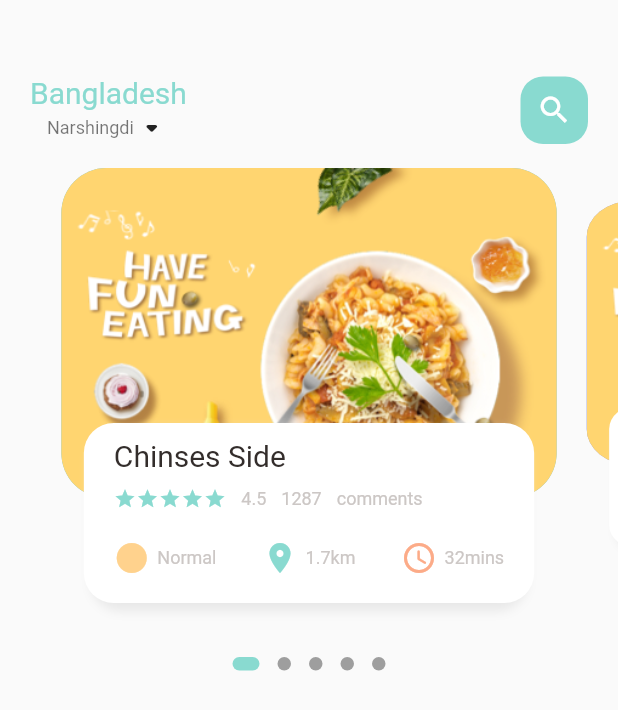
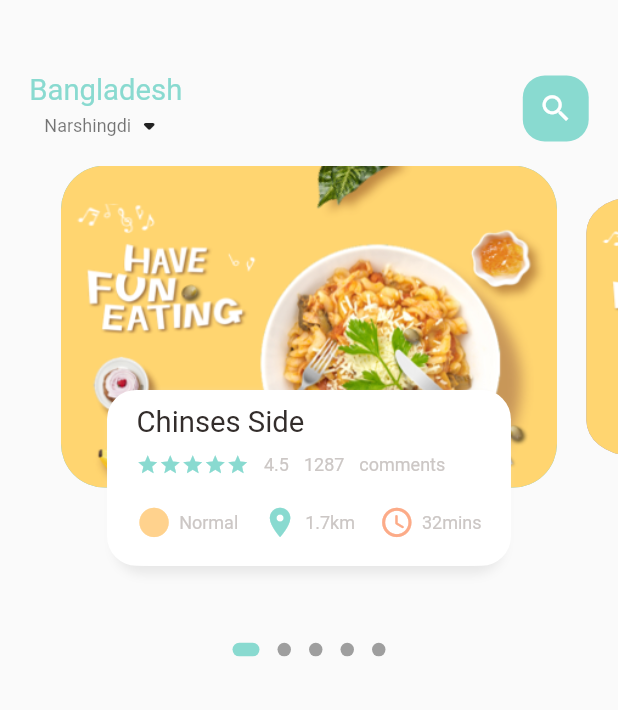
Before and after one commit to Thae00/food_delivery, a Flutter app: the screen it shows after launch, on a phone screen of 412 x 824 dp. Shown: the top 710 px of the screen. Run offline on Flutter 3.47's test engine with Material 2 defaults, Android fonts, the phone set to English and light mode, and no system bars; drawn by our look-alikes of dots_indicator; our stand-ins replace get.

Commit message:
building responsive view with getX pkg

```diff
--- a/lib/home/food_body_page.dart
+++ b/lib/home/food_body_page.dart
@@ -1,6 +1,7 @@
 import 'package:dots_indicator/dots_indicator.dart';
 import 'package:flutter/material.dart';
 import 'package:food_delivery/utils/colors.dart';
+import 'package:food_delivery/utils/dimensions.dart';
 import 'package:food_delivery/widgets/big_text.dart';
 import 'package:food_delivery/widgets/icon_and_text_widget.dart';
 import 'package:food_delivery/widgets/small_text.dart';
@@ -17,7 +18,7 @@ class _FoodBodyPageState extends State<FoodBodyPage> {
 
   var _currPageValue = 0.0;
   double _scaleFactor = 0.8;
-  double _height = 220;
+  double _height = Dimensions.pageViewContainer;
   @override
   void initState() {
     super.initState();
@@ -39,7 +40,7 @@ class _FoodBodyPageState extends State<FoodBodyPage> {
     return Column(
       children: [
         Container(
-          height: 320,
+          height: Dimensions.pageView,
           child: PageView.builder(
             controller: pageController,
             itemCount: 5,
@@ -91,10 +92,11 @@ class _FoodBodyPageState extends State<FoodBodyPage> {
       child: Stack(
         children: [
           Container(
-            height: 220,
-            margin: EdgeInsets.only(left: 10, right: 10),
+            height: Dimensions.pageViewContainer,
+            margin: EdgeInsets.only(
+                left: Dimensions.width10, right: Dimensions.width10),
             decoration: BoxDecoration(
-              borderRadius: BorderRadius.circular(30),
+              borderRadius: BorderRadius.circular(Dimensions.radius30),
               color: index.isEven ? Color(0xFF69c5df) : Color(0xFF9294cc),
               image: DecorationImage(
                 image: AssetImage("assets/image/food0.png"),
@@ -105,10 +107,14 @@ class _FoodBodyPageState extends State<FoodBodyPage> {
           Align(
             alignment: Alignment.bottomCenter,
             child: Container(
-              height: 120,
-              margin: EdgeInsets.only(left: 30, right: 30, bottom: 30),
+              height: Dimensions.pageViewTextContainer,
+              margin: EdgeInsets.only(
+                left: Dimensions.width30,
+                right: Dimensions.width30,
+                bottom: Dimensions.height30,
+              ),
               decoration: BoxDecoration(
-                  borderRadius: BorderRadius.circular(20),
+                  borderRadius: BorderRadius.circular(Dimensions.radius20),
                   color: Colors.white,
                   boxShadow: [
                     BoxShadow(
@@ -126,13 +132,14 @@ class _FoodBodyPageState extends State<FoodBodyPage> {
                     )
                   ]),
               child: Container(
-                padding: EdgeInsets.only(top: 10, left: 15, right: 15),
+                padding: EdgeInsets.only(
+                    top: Dimensions.height10, left: Dimensions.width15, right: Dimensions.width15),
                 child: Column(
                   crossAxisAlignment: CrossAxisAlignment.start,
                   children: [
                     BigText(text: "Chinses Side"),
                     SizedBox(
-                      height: 10,
+                      height: Dimensions.height10,
                     ),
                     Row(
                       children: [
@@ -161,7 +168,7 @@ class _FoodBodyPageState extends State<FoodBodyPage> {
                       ],
                     ),
                     SizedBox(
-                      height: 20,
+                      height: Dimensions.height20,
                     ),
                     Row(
                       mainAxisAlignment: MainAxisAlignment.spaceBetween,
--- a/lib/home/main_food_page.dart
+++ b/lib/home/main_food_page.dart
@@ -1,6 +1,7 @@
 import 'package:flutter/material.dart';
 import 'package:food_delivery/home/food_body_page.dart';
 import 'package:food_delivery/utils/colors.dart';
+import 'package:food_delivery/utils/dimensions.dart';
 import 'package:food_delivery/widgets/big_text.dart';
 import 'package:food_delivery/widgets/small_text.dart';
 
@@ -19,8 +20,12 @@ class _MainFoodPageState extends State<MainFoodPage> {
         children: [
           Container(
             child: Container(
-              margin: EdgeInsets.only(top: 50, bottom: 15),
-              padding: EdgeInsets.only(left: 20, right: 20),
+              margin: EdgeInsets.only(
+                  top: Dimensions.height50, bottom: Dimensions.height15),
+              padding: EdgeInsets.only(
+                left: Dimensions.width20,
+                right: Dimensions.width20,
+              ),
               child: Row(
                 mainAxisAlignment: MainAxisAlignment.spaceBetween,
                 children: [
@@ -44,14 +49,15 @@ class _MainFoodPageState extends State<MainFoodPage> {
                     ],
                   ),
                   Container(
-                    width: 45,
-                    height: 45,
+                    width: Dimensions.height45,
+                    height: Dimensions.height45,
                     child: Icon(
                       Icons.search,
                       color: Colors.white,
+                      size: Dimensions.iconSize24,
                     ),
                     decoration: BoxDecoration(
-                      borderRadius: BorderRadius.circular(15),
+                      borderRadius: BorderRadius.circular(Dimensions.radius15),
                       color: AppColors.mainColor,
                     ),
                   ),
--- a/lib/main.dart
+++ b/lib/main.dart
@@ -1,5 +1,6 @@
 import 'package:flutter/material.dart';
 import 'package:food_delivery/home/main_food_page.dart';
+import 'package:get/get.dart';
 
 void main() {
   runApp(MyApp());
@@ -11,7 +12,7 @@ class MyApp extends StatelessWidget {
   // This widget is the root of your application.
   @override
   Widget build(BuildContext context) {
-    return MaterialApp(
+    return GetMaterialApp(
       debugShowCheckedModeBanner: false,
       home: MainFoodPage(),
     );
--- /dev/null
+++ b/lib/utils/dimensions.dart
@@ -0,0 +1,31 @@
+import 'package:get/get.dart';
+
+// 844
+class Dimensions {
+  static double screenHeight = Get.context!.height;
+  static double screenWidth = Get.context!.width;
+
+  static double pageView = screenHeight / 2.64;
+  static double pageViewContainer = screenHeight / 3.84;
+  static double pageViewTextContainer = screenHeight / 7.03;
+
+  static double height10 = screenHeight / 84.4;
+  static double height15 = screenHeight / 56.27;
+  static double height20 = screenHeight / 42.2;
+  static double height30 = screenHeight / 18.13;
+  static double height45 = screenHeight / 18.75;
+  static double height50 = screenHeight / 16.88;
+
+  static double width10 = screenHeight / 84.4;
+  static double width15 = screenHeight / 56.27;
+  static double width20 = screenHeight / 42.2;
+  static double width30 = screenHeight / 18.13;
+
+  static double font20 = screenHeight / 42.2;
+
+  static double radius15 = screenHeight / 56.27;
+  static double radius20 = screenHeight / 42.2;
+  static double radius30 = screenHeight / 28.13;
+
+  static double iconSize24 = screenHeight / 35.17;
+}
--- a/lib/widgets/big_text.dart
+++ b/lib/widgets/big_text.dart
@@ -1,4 +1,5 @@
 import 'package:flutter/material.dart';
+import 'package:food_delivery/utils/dimensions.dart';
 
 class BigText extends StatelessWidget {
   final String text;
@@ -10,7 +11,7 @@ class BigText extends StatelessWidget {
     Key? key,
     required this.text,
     this.color = const Color(0xFF332d2b),
-    this.size = 20,
+    this.size = 0,
     this.overFlow = TextOverflow.ellipsis,
   }) : super(key: key);
 
@@ -22,7 +23,7 @@ class BigText extends StatelessWidget {
       overflow: overFlow,
       style: TextStyle(
         color: color,
-        fontSize: size,
+        fontSize: size == 0 ? Dimensions.font20 : size,
         fontWeight: FontWeight.w400,
         fontFamily: "Roboto",
       ),
--- a/lib/widgets/icon_and_text_widget.dart
+++ b/lib/widgets/icon_and_text_widget.dart
@@ -1,4 +1,5 @@
 import 'package:flutter/material.dart';
+import 'package:food_delivery/utils/dimensions.dart';
 import 'package:food_delivery/widgets/small_text.dart';
 
 class IconAndTextWidget extends StatelessWidget {
@@ -6,21 +7,28 @@ class IconAndTextWidget extends StatelessWidget {
   final String text;
   final Color iconColor;
 
-  IconAndTextWidget(
-      {Key? key,
-      required this.icon,
-      required this.text,
-      required this.iconColor,
-      })
-      : super(key: key);
+  IconAndTextWidget({
+    Key? key,
+    required this.icon,
+    required this.text,
+    required this.iconColor,
+  }) : super(key: key);
 
   @override
   Widget build(BuildContext context) {
     return Row(
       children: [
-        Icon(icon, color: iconColor,),
-        SizedBox(width: 5,),
-        SmallText(text: text,),
+        Icon(
+          icon,
+          color: iconColor,
+          size: Dimensions.iconSize24,
+        ),
+        SizedBox(
+          width: 5,
+        ),
+        SmallText(
+          text: text,
+        ),
       ],
     );
   }
```
